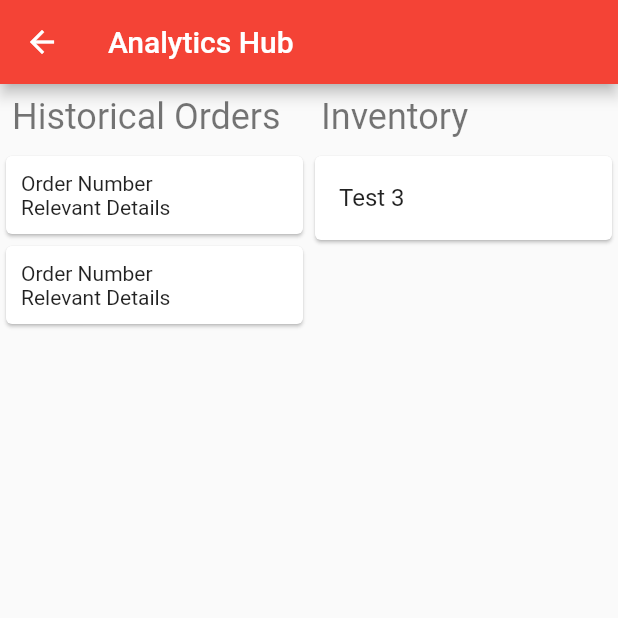
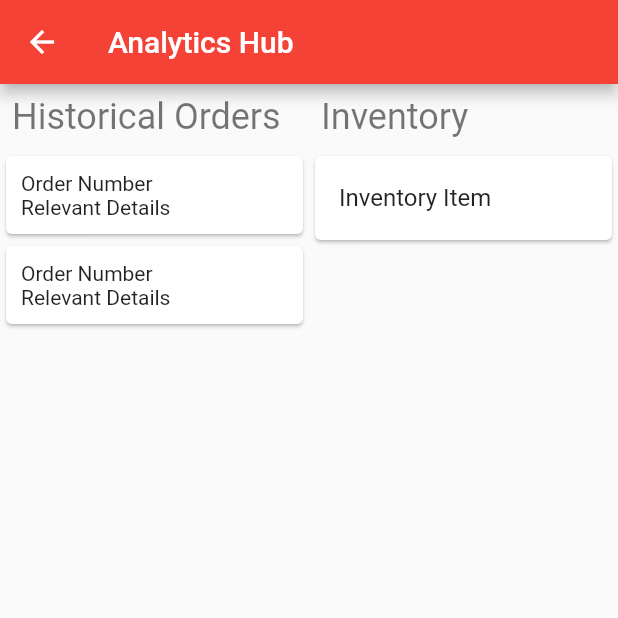
Before and after one commit to AlecRoss01/NAPOS-POS-System, a Flutter app: the AnalyticsHub screen opened directly, on a phone screen of 412 x 824 dp, the top half of it. Run offline on Flutter 3.47's test engine with Material 2 defaults, Android fonts, the phone set to English and light mode, and no system bars.

Commit message:
Cleaning documentation.

```diff
--- a/lib/analytics_hub.dart
+++ b/lib/analytics_hub.dart
@@ -21,22 +21,25 @@ class AnalyticsHub extends StatelessWidget {
       ),
       body: Row(
         children: <Widget>[
+
           // Container for the Historical Orders list.
           SizedBox(
             width: contextWidth/2,
             child: Column(
               children: [
+                // Header for the order list.
                 Container(
                   padding: const EdgeInsets.all(8.0),
                   alignment: Alignment.topLeft,
                   child: const Text("Historical Orders", style: CustomTextStyle.homeButtons),
                 ),
 
+                // Order List
                 Expanded(
                   child: ListView(
                     children: [
                       // InkWell makes it a clickable thing.
-                      // Will bring user to a new page with order details.
+                      // (In future) Will bring user to a new page with order details.
                       InkWell(
                         child: Card(
                             child: Padding(
@@ -81,16 +84,18 @@ class AnalyticsHub extends StatelessWidget {
               width: contextWidth/2,
               child: Column(
                 children: [
+                  // Header for the inventory list.
                   Container(
                     padding: const EdgeInsets.all(8.0),
                     alignment: Alignment.topLeft,
                     child: const Text("Inventory", style: CustomTextStyle.homeButtons),
                   ),
 
+                  // Inventory list
                   Expanded(
                       child: ListView(
                         children: [
-                          Card(child: ListTile(title: Text("Test 3"))),
+                          Card(child: ListTile(title: Text("Inventory Item"))),
                         ],
                       )
                   )
```
Also changed, not shown: 1 other file.
